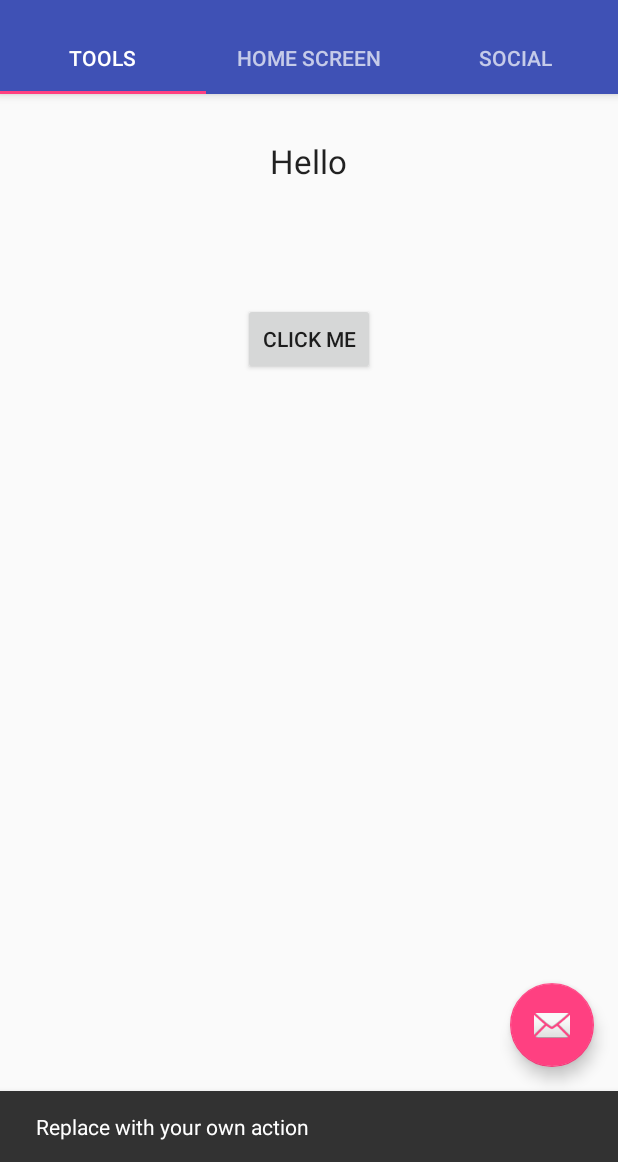
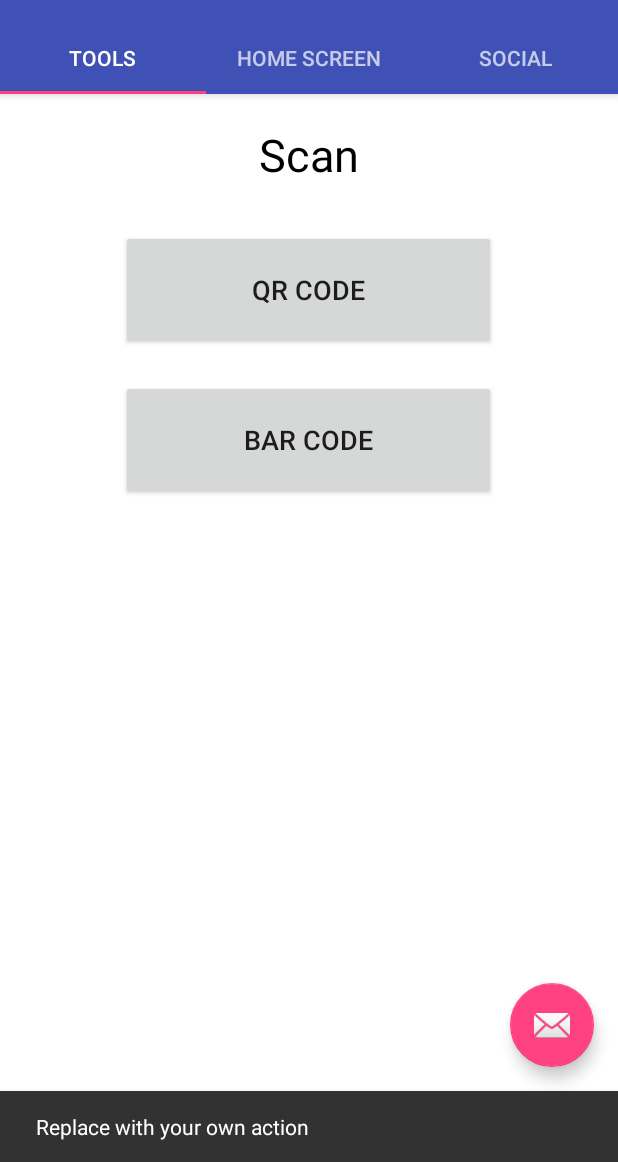
Before and after one commit to wayneakoka/Munger, an Android app: the screen it shows after launch (MainActivity), after a tap on an icon or button, on a phone screen of 412 x 824 dp, the part 74-1236 px from its top. Run offline under Robolectric (Android 15) with nearby library versions, the phone set to English and light mode, and no system bars; 1 other tap on this screen came first.

Commit message:
added QR code reader

```diff
--- a/app/src/main/AndroidManifest.xml
+++ b/app/src/main/AndroidManifest.xml
@@ -14,7 +14,6 @@
             android:theme="@style/AppTheme.NoActionBar">
             <intent-filter>
                 <action android:name="android.intent.action.MAIN" />
-
                 <category android:name="android.intent.category.LAUNCHER" />
             </intent-filter>
         </activity>
--- a/app/src/main/res/layout/toolfragment.xml
+++ b/app/src/main/res/layout/toolfragment.xml
@@ -1,23 +1,43 @@
 <?xml version="1.0" encoding="utf-8"?>
 <LinearLayout xmlns:android="http://schemas.android.com/apk/res/android"
-    android:orientation="vertical" android:layout_width="match_parent"
-    android:layout_height="match_parent">
+    xmlns:tools="http://schemas.android.com/tools"
+    android:layout_width="match_parent"
+    android:layout_height="match_parent"
+    android:background="#ffffff"
+    android:orientation="vertical"
+    tools:context="com.example.panda.munger.toolFragment" >
 
-    <TextView
-        android:layout_width="wrap_content"
-        android:layout_height="wrap_content"
-        android:textAppearance="?android:attr/textAppearanceLarge"
-        android:text="Tool"
-        android:id="@+id/textView2"
-        android:layout_gravity="center_horizontal"
-        android:layout_marginTop="30dp" />
+        <TextView
+            android:id="@+id/textView1"
+            android:layout_width="wrap_content"
+            android:layout_height="wrap_content"
+            android:layout_gravity="center|top"
+            android:layout_margin="20dp"
+            android:text="Scan"
+            android:textColor="#000000"
+            android:textSize="30dp" />
 
-    <Button
-        android:layout_width="wrap_content"
-        android:layout_height="wrap_content"
-        android:text="Click Me"
-        android:id="@+id/button"
-        android:layout_gravity="center_horizontal"
-        android:layout_marginTop="80dp" />
+        <Button
+            android:id="@+id/scanner"
+            android:layout_width="250dp"
+            android:layout_height="80dp"
+            android:layout_gravity="center"
+            android:layout_margin="10dp"
+            android:gravity="center"
+            android:onClick="scanQR"
+            android:text="QR Code"
+            android:textSize="18dp" >
+        </Button>
 
+        <Button
+            android:id="@+id/scanner2"
+            android:layout_width="250dp"
+            android:layout_height="80dp"
+            android:layout_gravity="center"
+            android:layout_margin="10dp"
+            android:gravity="center"
+            android:onClick="scanBar"
+            android:text="Bar Code"
+            android:textSize="18dp" >
+        </Button>
 </LinearLayout>
--- a/app/src/main/res/values/strings.xml
+++ b/app/src/main/res/values/strings.xml
@@ -5,4 +5,5 @@
 
     <!-- TODO: Remove or change this placeholder text -->
     <string name="hello_blank_fragment">Hello blank fragment</string>
+    <string name="scan">Scan</string>
 </resources>
--- a/build.gradle
+++ b/build.gradle
@@ -1,5 +1,4 @@
 // Top-level build file where you can add configuration options common to all sub-projects/modules.
-
 buildscript {
     repositories {
         jcenter()
```
Also changed, not shown: app/src/main/java/com/example/panda/munger/toolFragment.java (+91 -18 lines).
